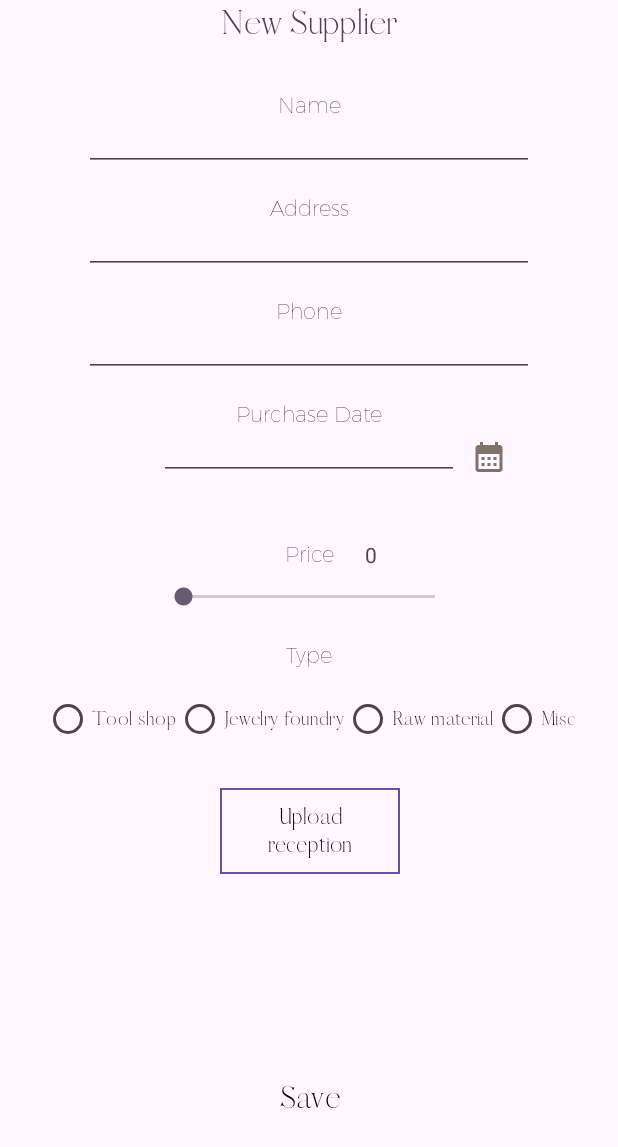
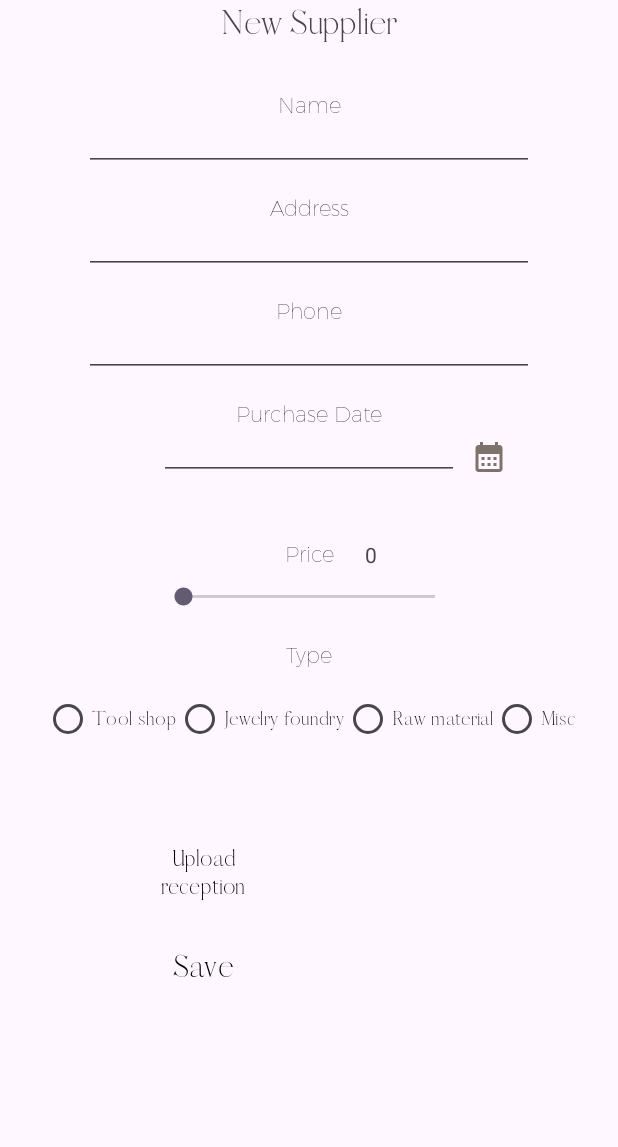
Before and after one commit to eliorsamovol/Jewelry-Catalog, an Android app: the NewSupplier screen opened through its navigation route, on a phone screen of 412 x 824 dp. Shown: the top 1147 px of the screen. Run offline under Robolectric (Android 15) with nearby library versions, the phone set to English and light mode, and no system bars; our stand-ins replace navigation-ui.

Commit message:
Supplier done, added scroll view to new item

```diff
--- /dev/null
+++ b/app/src/main/res/drawable/add_icon.xml
@@ -0,0 +1,5 @@
+<vector xmlns:android="http://schemas.android.com/apk/res/android" android:alpha="0.8" android:autoMirrored="true" android:height="24dp" android:tint="#44704D" android:viewportHeight="24" android:viewportWidth="24" android:width="24dp">
+
+    <path android:fillColor="@android:color/white" android:pathData="M19,13h-6v6h-2v-6H5v-2h6V5h2v6h6v2z"/>
+
+</vector>
--- a/app/src/main/res/layout/catalog.xml
+++ b/app/src/main/res/layout/catalog.xml
@@ -31,10 +31,10 @@
                 android:layout_height="match_parent">
 
                 <Button
-                    android:id="@+id/newItem"
+                    android:id="@+id/jewelries"
                     android:layout_width="wrap_content"
                     android:layout_height="wrap_content"
-                    android:text="@string/new_item"
+                    android:text="@string/items_headline"
                     android:background="@color/transparent"
                     android:fontFamily="@font/toolbarfont"
                     app:layout_constraintTop_toTopOf="parent"
@@ -49,7 +49,7 @@
                     android:fontFamily="@font/toolbarfont"
                     android:layout_marginStart="4dp"
                     app:layout_constraintTop_toTopOf="parent"
-                    app:layout_constraintStart_toEndOf="@+id/newItem"/>
+                    app:layout_constraintStart_toEndOf="@+id/jewelries"/>
             </androidx.constraintlayout.widget.ConstraintLayout>
 
         </FrameLayout>
--- a/app/src/main/res/layout/new_item.xml
+++ b/app/src/main/res/layout/new_item.xml
@@ -1,4 +1,8 @@
 <?xml version="1.0" encoding="utf-8"?>
+<ScrollView xmlns:android="http://schemas.android.com/apk/res/android"
+    android:layout_width="match_parent"
+    android:layout_height="match_parent">
+
     <androidx.constraintlayout.widget.ConstraintLayout xmlns:android="http://schemas.android.com/apk/res/android"
         xmlns:app="http://schemas.android.com/apk/res-auto"
         xmlns:tools="http://schemas.android.com/tools"
@@ -223,3 +227,4 @@
 
 
     </androidx.constraintlayout.widget.ConstraintLayout>
+</ScrollView>
--- a/app/src/main/res/layout/new_supplier.xml
+++ b/app/src/main/res/layout/new_supplier.xml
@@ -6,7 +6,7 @@
     <androidx.constraintlayout.widget.ConstraintLayout
         xmlns:app="http://schemas.android.com/apk/res-auto"
         xmlns:tools="http://schemas.android.com/tools"
-        android:id="@+id/newItemFragment"
+        android:id="@+id/newSupplierFragment"
         android:layout_width="match_parent"
         android:layout_height="match_parent"
         tools:context=".NewSupplier">
@@ -227,28 +227,25 @@
 
         <Button
             android:id="@+id/btnTakePhoto"
-            android:layout_width="120dp"
+            android:layout_width="110dp"
             android:layout_height="wrap_content"
             android:text="@string/upload_reception"
-            app:layout_constraintTop_toBottomOf="@id/supplierType"
-            app:layout_constraintStart_toStartOf="@id/supplierType"
-            app:layout_constraintEnd_toEndOf="@id/supplierType"
-            android:background="@drawable/button_frame"
+            app:layout_constraintTop_toBottomOf="@id/typeRadioGroup"
+            app:layout_constraintEnd_toStartOf="@id/supplierType"
+            android:background="@color/transparent"
             android:onClick="takePhoto"
-            android:layout_marginTop="80dp"
+            android:layout_marginTop="50dp"
             android:fontFamily="@font/vogue"
-            android:textColor="@color/black"
-            android:backgroundTint="@null"/>
+            android:textColor="@color/black"/>
 
         <ImageView
             android:id="@+id/imageSelected"
-            android:layout_width="100dp"
-            android:layout_height="100dp"
+            android:layout_width="150dp"
+            android:layout_height="150dp"
             android:scaleType="centerCrop"
-            app:layout_constraintTop_toBottomOf="@id/btnTakePhoto"
-            app:layout_constraintStart_toStartOf="@id/btnTakePhoto"
-            app:layout_constraintEnd_toEndOf="@id/btnTakePhoto"
-            android:layout_marginTop="15dp"/>
+            app:layout_constraintTop_toBottomOf="@id/typeRadioGroup"
+            app:layout_constraintStart_toEndOf="@id/supplierType"
+            android:layout_marginTop="30dp"/>
 
         <Button
             android:id="@+id/saveButton"
@@ -257,10 +254,10 @@
             android:text="@string/save_item"
             android:fontFamily="@font/vogue"
             android:textSize="20dp"
-            app:layout_constraintTop_toTopOf="@+id/imageSelected"
-            app:layout_constraintStart_toStartOf="@id/imageSelected"
-            app:layout_constraintEnd_toEndOf="@id/imageSelected"
-            android:layout_marginTop="110dp"
+            app:layout_constraintTop_toBottomOf="@+id/btnTakePhoto"
+            app:layout_constraintStart_toStartOf="@id/btnTakePhoto"
+            app:layout_constraintEnd_toEndOf="@id/btnTakePhoto"
+            android:layout_marginTop="10dp"
             android:gravity="center"
             android:textColor="@color/black"
             android:background="@color/transparent"/>
--- a/app/src/main/res/navigation/nav_graph.xml
+++ b/app/src/main/res/navigation/nav_graph.xml
@@ -53,6 +53,9 @@
             android:name="jewelryItem"
             app:argType="com.tests.jewelry.JewelryEntities"
             app:nullable="true"/>
+        <action
+            android:id="@+id/action_itemsFragment_to_newItemFragment"
+            app:destination="@+id/newItemFragment"/>
     </fragment>
 
     <fragment
```
Also changed, not shown: app/src/main/java/com/tests/jewelry/Catalog.kt (+2 -2 lines), app/src/main/java/com/tests/jewelry/data/db/ItemsDatabase.kt (+1 -1 lines), app/src/main/java/com/tests/jewelry/ui/adapter/SupplierAdapter.kt (+1 -1 lines), app/src/main/res/layout/item_supplier.xml (+26 -26 lines), app/src/main/res/layout/suppliers.xml (+7 -5 lines). Lines whose indentation alone changed are shown as unchanged.
